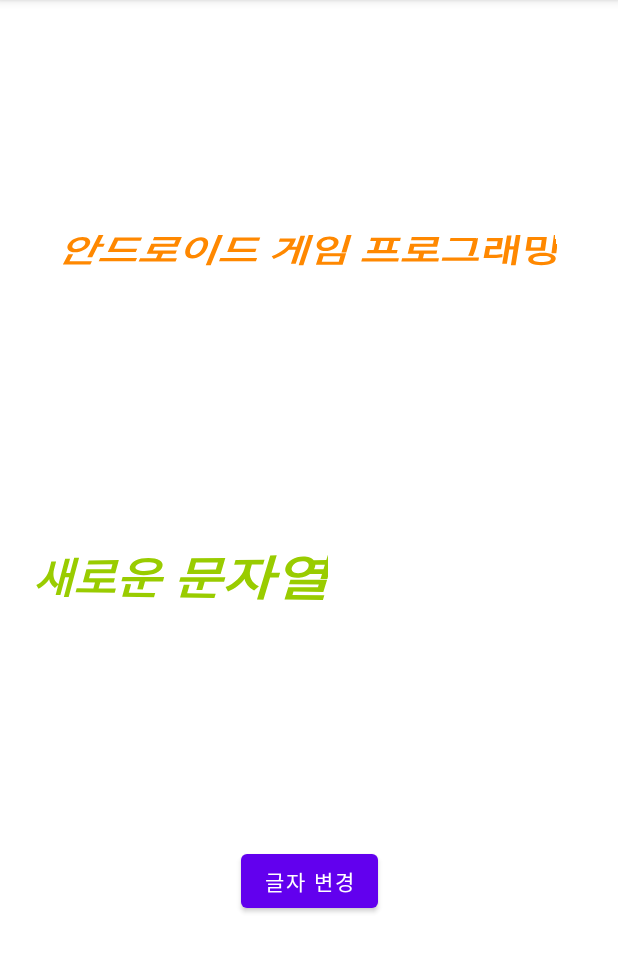
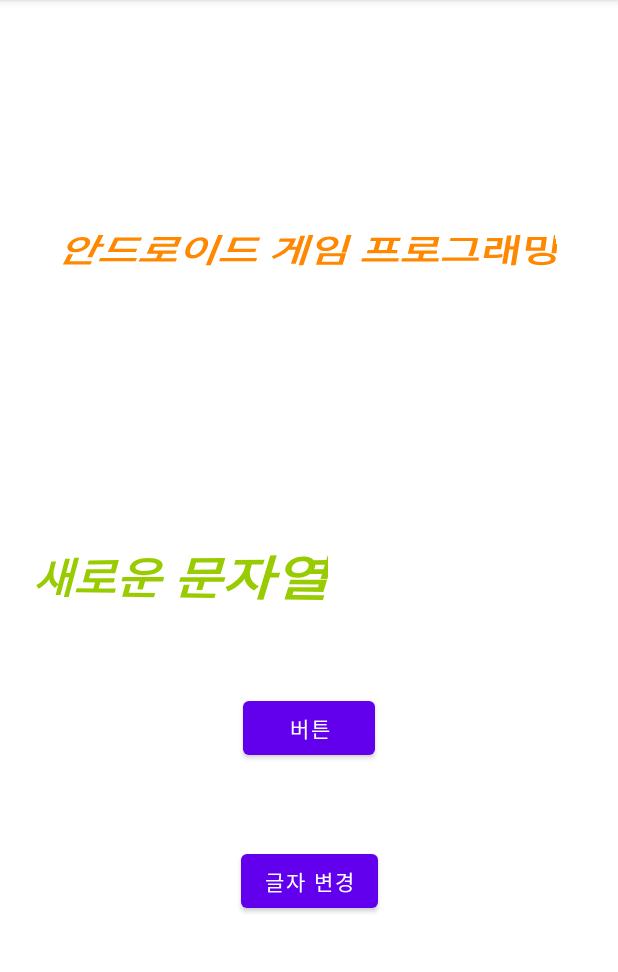
Before and after one commit to Taegrim/Android-Game-Programming, an Android app: the screen it shows after launch (MainActivity), after a tap on "글자 변경", on a phone screen of 412 x 824 dp, the part 84-1056 px from its top. Run offline under Robolectric (Android 15) with nearby library versions, the phone set to English and light mode, and no system bars.

Commit message:
멤버 변수를 활용한 문자열 변경
이전 방법은 다른 버튼이 있으면 switch 나 if 로 분기해야 함
멤버 변수를 활용하면 각각 멤버 변수에 해당하는 행동을 작성하면 됨

```diff
--- a/1. SampleProject/app/src/main/java/kr/ac/tukorea/sgp/s2018182024/sampleproject/MainActivity.java
+++ b/1. SampleProject/app/src/main/java/kr/ac/tukorea/sgp/s2018182024/sampleproject/MainActivity.java
@@ -7,7 +7,7 @@ import android.view.View;
 import android.widget.Button;
 import android.widget.TextView;
 
-public class MainActivity extends AppCompatActivity implements View.OnClickListener {
+public class MainActivity extends AppCompatActivity {
 
     @Override
     protected void onCreate(Bundle savedInstanceState) {
@@ -15,12 +15,26 @@ public class MainActivity extends AppCompatActivity implements View.OnClickListe
         setContentView(R.layout.activity_main);
 
         Button btn = findViewById(R.id.changeStringBtn);
-        btn.setOnClickListener(this);
+        btn.setOnClickListener(changeStringBtnOnClickHandler);
+
+        btn = findViewById(R.id.anotherBtn);
+        btn.setOnClickListener(anotherBtnOnClickHandler);
     }
 
-    @Override
-    public void onClick(View view) {
-        TextView tv = findViewById(R.id.snumTextView);
-        tv.setText("새로운 문자열");
-    }
+    // app 이 실행될 때 해당 멤버가 new 되고, 이 멤버는 onClick 이라는 함수를 가지고 있음
+    private View.OnClickListener changeStringBtnOnClickHandler = new View.OnClickListener() {
+        @Override
+        public void onClick(View view) {
+            TextView tv = findViewById(R.id.snumTextView);
+            tv.setText("새로운 문자열");
+        }
+    };
+
+    private View.OnClickListener anotherBtnOnClickHandler = new View.OnClickListener() {
+        @Override
+        public void onClick(View view) {
+            TextView tv = findViewById(R.id.snumTextView);
+            tv.setText("다른 문자열");
+        }
+    };
 }
--- a/1. SampleProject/app/src/main/res/layout/activity_main.xml
+++ b/1. SampleProject/app/src/main/res/layout/activity_main.xml
@@ -52,4 +52,14 @@
         app:layout_constraintStart_toStartOf="parent"
         app:layout_constraintTop_toBottomOf="@+id/snumTextView" />
 
+    <Button
+        android:id="@+id/anotherBtn"
+        android:layout_width="wrap_content"
+        android:layout_height="wrap_content"
+        android:text="버튼"
+        app:layout_constraintBottom_toTopOf="@+id/changeStringBtn"
+        app:layout_constraintEnd_toEndOf="parent"
+        app:layout_constraintStart_toStartOf="parent"
+        app:layout_constraintTop_toBottomOf="@+id/snumTextView" />
+
 </androidx.constraintlayout.widget.ConstraintLayout>
```
